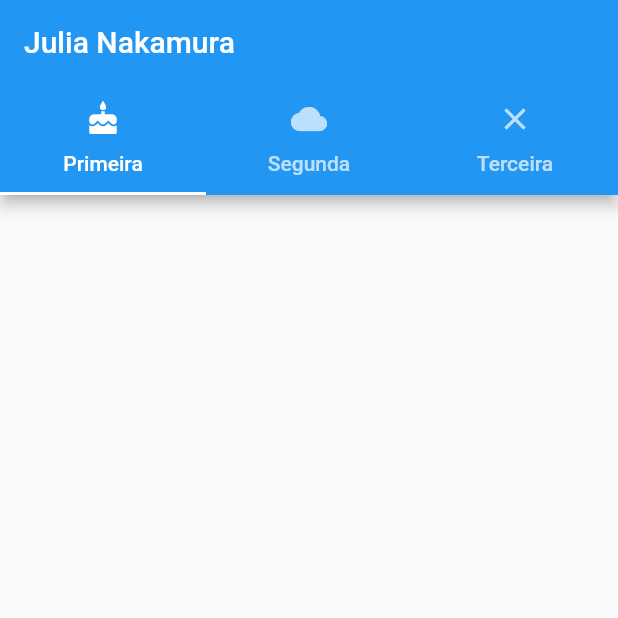
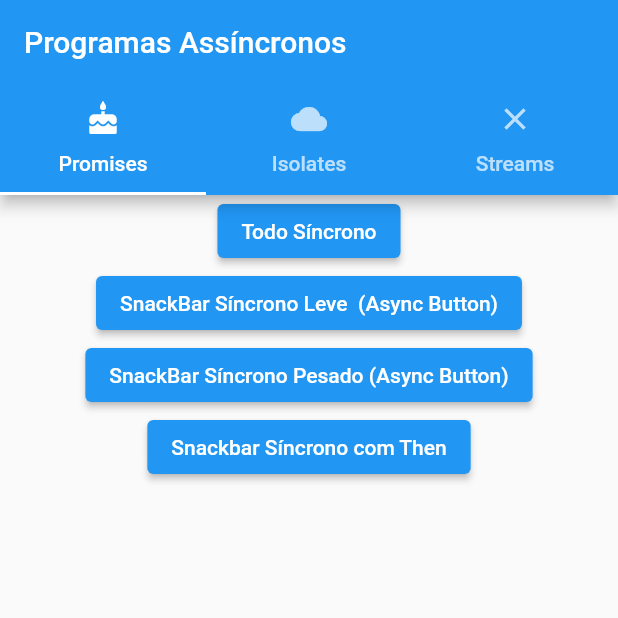
Before and after one commit to ulissesdias/si700_2021_s2, a Flutter app: the screen it shows after launch, on a phone screen of 412 x 824 dp, the top half of it. Run offline on Flutter 3.47's test engine with Material 2 defaults, Android fonts, the phone set to English and light mode, and no system bars; our stand-ins replace bloc, flutter_bloc.

Commit message:
Agora sim finalizando Promises e Isolates

```diff
--- a/programas_assincronos_teoria/lib/view/layout/tab_bar_layout.dart
+++ b/programas_assincronos_teoria/lib/view/layout/tab_bar_layout.dart
@@ -10,12 +10,12 @@ class MyTabBarLayout extends StatelessWidget {
       length: 3,
       child: Scaffold(
           appBar: AppBar(
-            title: Text("Julia Nakamura"),
+            title: Text("Programas Assíncronos"),
             bottom: TabBar(
               tabs: [
-                Tab(child: Text("Primeira"), icon: Icon(Icons.cake)),
-                Tab(child: Text("Segunda"), icon: Icon(Icons.cloud)),
-                Tab(child: Text("Terceira"), icon: Icon(Icons.close)),
+                Tab(child: Text("Promises"), icon: Icon(Icons.cake)),
+                Tab(child: Text("Isolates"), icon: Icon(Icons.cloud)),
+                Tab(child: Text("Streams"), icon: Icon(Icons.close)),
               ],
             ),
           ),
--- a/programas_assincronos_teoria/lib/view/screens/promises_async.dart
+++ b/programas_assincronos_teoria/lib/view/screens/promises_async.dart
@@ -1,8 +1,98 @@
 import 'package:flutter/material.dart';
+import 'package:programas_assincronos_teoria/view/screens/fibonacci.dart';
 
 class PromisesAsync extends StatelessWidget {
   @override
   Widget build(BuildContext context) {
-    return Container();
+    return Column(
+      children: [
+        // Criará um evento executado de maneira síncrona
+        generateSyncCPUHeavyButton(context),
+        generateSyncCPULightButton(context),
+        generateAsyncCPUHeavyButton(context),
+        generateAsyncButtonThen(context)
+      ],
+    );
+  }
+
+  /*
+  Processos pesados
+  */
+
+  int processoLongoComMuitaCpuSync() {
+    return fibonacci(45);
+  }
+
+  Future<int> processoLongoComMuitaCpuAsync() {
+    return Future(() {
+      int n = fibonacci(45);
+      return n;
+    });
+  }
+
+  Future<int> processoLongoSemUsoDeCpuAsync() async {
+    await Future.delayed(Duration(seconds: 5));
+    return 42;
+  }
+
+  /*
+  Botões
+  */
+  // Processo pesado síncrono com uso de CPU
+  Widget generateSyncCPUHeavyButton(context) {
+    return ElevatedButton(
+        onPressed: () {
+          int n = processoLongoComMuitaCpuSync();
+          ScaffoldMessenger.of(context)
+              .showSnackBar(generateSnackBar("Síncrono acabou $n"));
+        },
+        child: Text("Todo Síncrono"));
+  }
+
+  // Processo pesado síncrono sem uso de CPU
+  Widget generateSyncCPULightButton(context) {
+    return ElevatedButton(
+        onPressed: () async {
+          int n = await processoLongoSemUsoDeCpuAsync();
+          ScaffoldMessenger.of(context)
+              .showSnackBar(generateSnackBar("Síncrono Leve acabou $n"));
+        },
+        child: Text("SnackBar Síncrono Leve  (Async Button)"));
+  }
+
+  // Processo pesado síncrono sem uso de CPU
+  Widget generateAsyncCPUHeavyButton(context) {
+    return ElevatedButton(
+        onPressed: () async {
+          try {
+            int n = await processoLongoComMuitaCpuAsync();
+            ScaffoldMessenger.of(context)
+                .showSnackBar(generateSnackBar("Síncrono Leve acabou $n"));
+          } catch (e) {}
+        },
+        child: Text("SnackBar Síncrono Pesado (Async Button)"));
+  }
+
+  Widget generateAsyncButtonThen(BuildContext context) {
+    return ElevatedButton(
+      child: Text("Snackbar Síncrono com Then"),
+      onPressed: () {
+        Future<int> response = processoLongoSemUsoDeCpuAsync();
+        response.then((int resultado) {
+          ScaffoldMessenger.of(context)
+              .showSnackBar(generateSnackBar("O Future acabou $resultado"));
+        });
+        ScaffoldMessenger.of(context).showSnackBar(
+            generateSnackBar("O método do botão acabou $response"));
+      },
+    );
+  }
+
+  Widget generateSnackBar(String text) {
+    return SnackBar(
+      backgroundColor: Colors.orange,
+      duration: Duration(seconds: 2),
+      content: Text(text),
+    );
   }
 }
```
Also changed, not shown: programas_assincronos_teoria/lib/view/screens/isolates_async.dart (+23 -1 lines).
